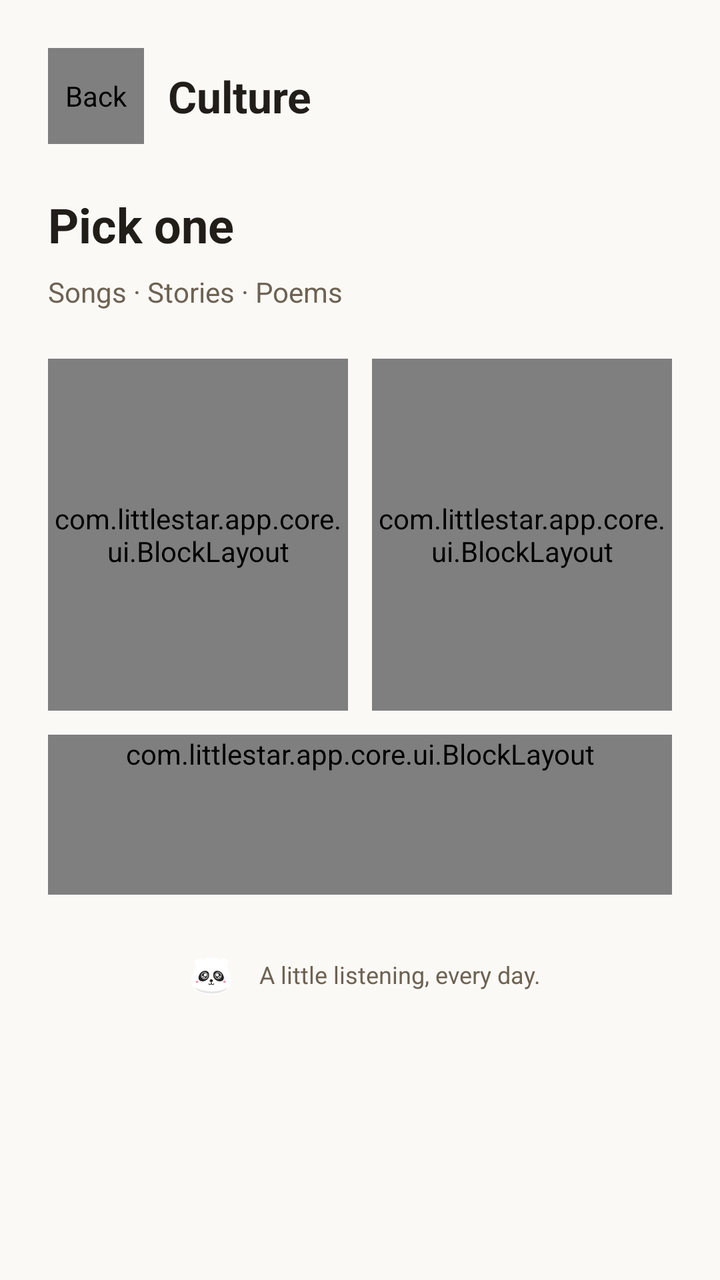
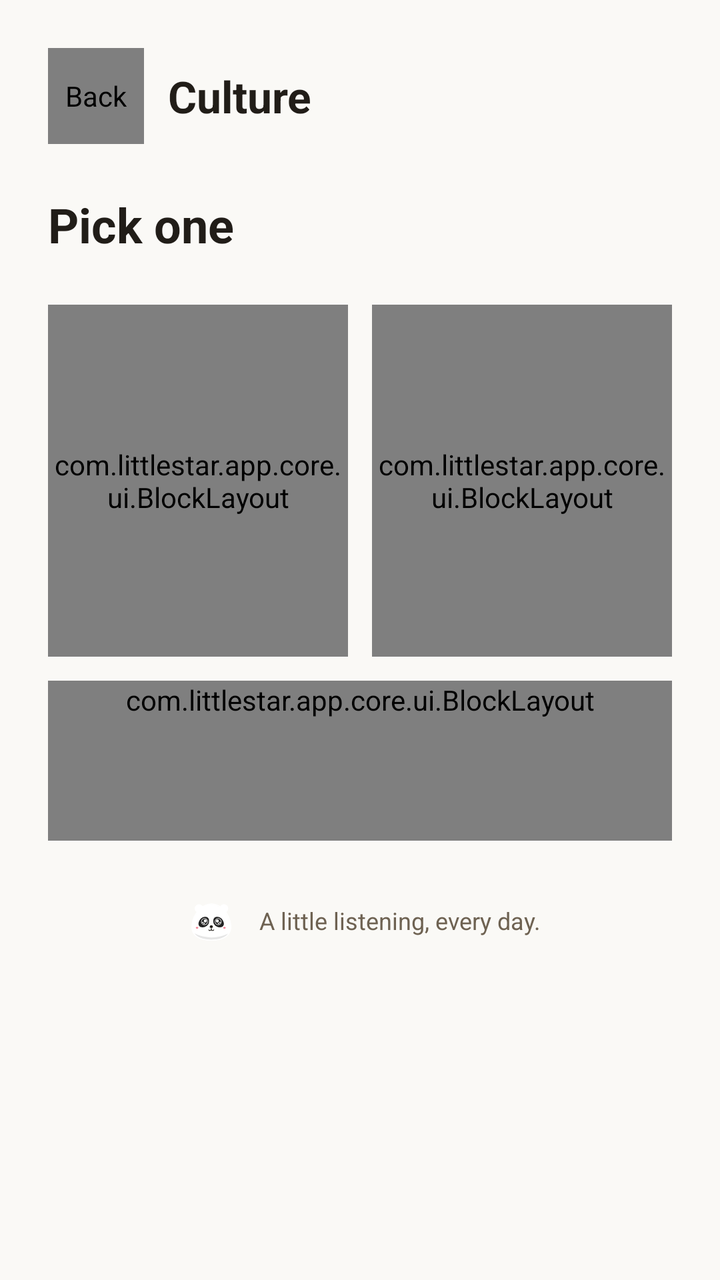

An Android layout rendered at two revisions. The XML below is the earlier revision; the diff shows what the commit changed to produce the second picture.
<!-- AndroidManifest.xml: application theme Theme.LittleStar.Child -->
<!-- res/layout/activity_culture_categories.xml -->
<?xml version="1.0" encoding="utf-8"?>
<androidx.core.widget.NestedScrollView xmlns:android="http://schemas.android.com/apk/res/android"
    xmlns:app="http://schemas.android.com/apk/res-auto"
    android:id="@+id/cultureRoot"
    android:layout_width="match_parent"
    android:layout_height="match_parent"
    android:background="@color/ls_paper"
    android:fillViewport="true">

    <LinearLayout
        android:layout_width="match_parent"
        android:layout_height="wrap_content"
        android:maxWidth="@dimen/ls_content_max_width"
        android:orientation="vertical"
        android:padding="@dimen/ls_margin">

        
        <LinearLayout
            android:layout_width="match_parent"
            android:layout_height="wrap_content"
            android:gravity="center_vertical"
            android:orientation="horizontal">

            <com.littlestar.app.core.ui.BlockLayout
                android:id="@+id/btnBack"
                style="@style/Widget.LS.Block.Icon"
                android:layout_width="@dimen/ls_btn_icon"
                android:layout_height="@dimen/ls_btn_icon"
                android:contentDescription="@string/nav_back">

                <ImageView
                    android:layout_width="@dimen/ls_icon"
                    android:layout_height="@dimen/ls_icon"
                    android:layout_gravity="center"
                    android:importantForAccessibility="no"
                    android:src="@drawable/ic_back" />
            </com.littlestar.app.core.ui.BlockLayout>

            <TextView
                android:layout_width="0dp"
                android:layout_height="wrap_content"
                android:layout_marginStart="@dimen/ls_gap"
                android:layout_weight="1"
                android:text="@string/cul_top"
                android:textAppearance="@style/TextAppearance.LS.Title" />

        </LinearLayout>

        <TextView
            android:layout_width="wrap_content"
            android:layout_height="wrap_content"
            android:layout_marginTop="@dimen/ls_section"
            android:text="@string/cul_title"
            android:textAppearance="@style/TextAppearance.LS.Headline" />

        <TextView
            android:layout_width="wrap_content"
            android:layout_height="wrap_content"
            android:layout_marginTop="@dimen/ls_gap_sm"
            android:text="@string/cul_subtitle"
            android:textAppearance="@style/TextAppearance.LS.Caption"
            android:textSize="14sp" />

        
        <LinearLayout
            android:layout_width="match_parent"
            android:layout_height="wrap_content"
            android:layout_marginTop="@dimen/ls_section"
            android:orientation="horizontal">

            <com.littlestar.app.core.ui.BlockLayout
                android:id="@+id/catSongs"
                style="@style/Widget.LS.Block.Tile"
                android:layout_width="0dp"
                android:layout_height="@dimen/ls_theme_tile_height"
                android:layout_weight="1">

                <com.littlestar.app.core.ui.BlockLayout
                    style="@style/Widget.LS.Block.Icon"
                    android:layout_width="@dimen/ls_module_glyph"
                    android:layout_height="@dimen/ls_module_glyph"
                    android:layout_marginStart="@dimen/ls_gap"
                    android:layout_marginTop="@dimen/ls_gap"
                    app:ls_fill="@color/ls_green">

                    <com.littlestar.app.core.ui.HanziTextView
                        android:id="@+id/glyphSongs"
                        android:layout_width="match_parent"
                        android:layout_height="match_parent"
                        android:gravity="center"
                        android:textColor="@color/ls_on_green"
                        android:textSize="20sp"
                        android:textStyle="bold" />
                </com.littlestar.app.core.ui.BlockLayout>

                <LinearLayout
                    android:layout_width="wrap_content"
                    android:layout_height="wrap_content"
                    android:layout_gravity="bottom"
                    android:layout_marginStart="@dimen/ls_gap"
                    android:layout_marginBottom="@dimen/ls_gap"
                    android:orientation="vertical">

                    <TextView
                        android:id="@+id/nameSongs"
                        android:layout_width="wrap_content"
                        android:layout_height="wrap_content"
                        android:textAppearance="@style/TextAppearance.LS.Title" />

                    <TextView
                        android:id="@+id/nameSongsEn"
                        android:layout_width="wrap_content"
                        android:layout_height="wrap_content"
                        android:textAppearance="@style/TextAppearance.LS.English.Small" />

                    <TextView
                        android:id="@+id/countSongs"
                        android:layout_width="wrap_content"
                        android:layout_height="wrap_content"
                        android:textAppearance="@style/TextAppearance.LS.Caption" />
                </LinearLayout>

                <ImageView
                    android:layout_width="@dimen/ls_icon"
                    android:layout_height="@dimen/ls_icon"
                    android:layout_gravity="bottom|end"
                    android:layout_marginEnd="@dimen/ls_gap"
                    android:layout_marginBottom="@dimen/ls_gap"
                    android:importantForAccessibility="no"
                    android:src="@drawable/ic_chevron" />
            </com.littlestar.app.core.ui.BlockLayout>

            <com.littlestar.app.core.ui.BlockLayout
                android:id="@+id/catStories"
                style="@style/Widget.LS.Block.Tile"
                android:layout_width="0dp"
                android:layout_height="@dimen/ls_theme_tile_height"
                android:layout_marginStart="@dimen/ls_gap"
                android:layout_weight="1">

                <com.littlestar.app.core.ui.BlockLayout
                    style="@style/Widget.LS.Block.Icon"
                    android:layout_width="@dimen/ls_module_glyph"
                    android:layout_height="@dimen/ls_module_glyph"
                    android:layout_marginStart="@dimen/ls_gap"
                    android:layout_marginTop="@dimen/ls_gap"
                    app:ls_fill="@color/ls_green">

                    <com.littlestar.app.core.ui.HanziTextView
                        android:id="@+id/glyphStories"
                        android:layout_width="match_parent"
                        android:layout_height="match_parent"
                        android:gravity="center"
                        android:textColor="@color/ls_on_green"
                        android:textSize="20sp"
                        android:textStyle="bold" />
                </com.littlestar.app.core.ui.BlockLayout>

                <LinearLayout
                    android:layout_width="wrap_content"
                    android:layout_height="wrap_content"
                    android:layout_gravity="bottom"
                    android:layout_marginStart="@dimen/ls_gap"
                    android:layout_marginBottom="@dimen/ls_gap"
                    android:orientation="vertical">

                    <TextView
                        android:id="@+id/nameStories"
                        android:layout_width="wrap_content"
                        android:layout_height="wrap_content"
                        android:textAppearance="@style/TextAppearance.LS.Title" />

                    <TextView
                        android:id="@+id/nameStoriesEn"
                        android:layout_width="wrap_content"
                        android:layout_height="wrap_content"
                        android:textAppearance="@style/TextAppearance.LS.English.Small" />

                    <TextView
                        android:id="@+id/countStories"
                        android:layout_width="wrap_content"
                        android:layout_height="wrap_content"
                        android:textAppearance="@style/TextAppearance.LS.Caption" />
                </LinearLayout>

                <ImageView
                    android:layout_width="@dimen/ls_icon"
                    android:layout_height="@dimen/ls_icon"
                    android:layout_gravity="bottom|end"
                    android:layout_marginEnd="@dimen/ls_gap"
                    android:layout_marginBottom="@dimen/ls_gap"
                    android:importantForAccessibility="no"
                    android:src="@drawable/ic_chevron" />
            </com.littlestar.app.core.ui.BlockLayout>
        </LinearLayout>

        
        <com.littlestar.app.core.ui.BlockLayout
            android:id="@+id/catPoems"
            style="@style/Widget.LS.Block.Tile"
            android:layout_width="match_parent"
            android:layout_height="wrap_content"
            android:minHeight="@dimen/ls_row_culture"
            android:layout_marginTop="@dimen/ls_gap">

            <LinearLayout
                android:layout_width="match_parent"
                android:layout_height="wrap_content"
                android:layout_gravity="center_vertical"
                android:gravity="center_vertical"
                android:orientation="horizontal"
                android:padding="@dimen/ls_gap">

                <com.littlestar.app.core.ui.BlockLayout
                    style="@style/Widget.LS.Block.Icon"
                    android:layout_width="@dimen/ls_module_glyph"
                    android:layout_height="@dimen/ls_module_glyph"
                    app:ls_fill="@color/ls_green">

                    <com.littlestar.app.core.ui.HanziTextView
                        android:id="@+id/glyphPoems"
                        android:layout_width="match_parent"
                        android:layout_height="match_parent"
                        android:gravity="center"
                        android:textColor="@color/ls_on_green"
                        android:textSize="20sp"
                        android:textStyle="bold" />
                </com.littlestar.app.core.ui.BlockLayout>

                <LinearLayout
                    android:layout_width="0dp"
                    android:layout_height="wrap_content"
                    android:layout_marginStart="@dimen/ls_gap"
                    android:layout_weight="1"
                    android:orientation="vertical">

                    <TextView
                        android:id="@+id/namePoems"
                        android:layout_width="wrap_content"
                        android:layout_height="wrap_content"
                        android:textAppearance="@style/TextAppearance.LS.Title" />

                    <TextView
                        android:id="@+id/countPoems"
                        android:layout_width="wrap_content"
                        android:layout_height="wrap_content"
                        android:textAppearance="@style/TextAppearance.LS.Caption" />
                </LinearLayout>

                <ImageView
                    android:layout_width="@dimen/ls_icon"
                    android:layout_height="@dimen/ls_icon"
                    android:importantForAccessibility="no"
                    android:src="@drawable/ic_chevron" />
            </LinearLayout>
        </com.littlestar.app.core.ui.BlockLayout>

        
        <LinearLayout
            android:layout_width="match_parent"
            android:layout_height="wrap_content"
            android:layout_marginTop="@dimen/ls_section"
            android:gravity="center"
            android:orientation="horizontal">

            <ImageView
                android:layout_width="32dp"
                android:layout_height="32dp"
                android:importantForAccessibility="no"
                android:src="@drawable/ic_panda" />

            <TextView
                android:layout_width="wrap_content"
                android:layout_height="wrap_content"
                android:layout_marginStart="@dimen/ls_gap_sm"
                android:text="@string/cul_slogan"
                android:textAppearance="@style/TextAppearance.LS.Caption" />
        </LinearLayout>
    </LinearLayout>
</androidx.core.widget.NestedScrollView>
<!-- resources referenced by this layout -->
<resources>
  <color name="ls_green">#27A567</color>
  <color name="ls_on_green">#211D18</color>
  <color name="ls_paper">#FAF9F6</color>
  <dimen name="ls_btn_icon">48dp</dimen>
  <dimen name="ls_content_max_width">480dp</dimen>
  <dimen name="ls_gap">12dp</dimen>
  <dimen name="ls_gap_sm">8dp</dimen>
  <dimen name="ls_icon">24dp</dimen>
  <dimen name="ls_margin">24dp</dimen>
  <dimen name="ls_module_glyph">40dp</dimen>
  <dimen name="ls_row_culture">80dp</dimen>
  <dimen name="ls_section">24dp</dimen>
  <dimen name="ls_theme_tile_height">176dp</dimen>
  <string name="cul_slogan">A little listening, every day.</string>
  <string name="cul_subtitle">Songs · Stories · Poems</string>
  <string name="cul_title">Pick one</string>
  <string name="cul_top">Culture</string>
  <string name="nav_back">Back</string>
  <style name="TextAppearance.LS.Caption" parent="">
          <item name="fontFamily">@font/littlestar_latin</item>
          <item name="android:textSize">12sp</item>
          <item name="android:textColor">@color/ls_muted</item>
      </style>
  <style name="TextAppearance.LS.English.Small" parent="TextAppearance.LS.English">
          <item name="android:textSize">12sp</item>
      </style>
  <style name="TextAppearance.LS.Headline" parent="">
          <item name="fontFamily">@font/littlestar_latin</item>
          <item name="android:textStyle">bold</item>
          <item name="android:textSize">24sp</item>
          <item name="android:textColor">@color/ls_ink</item>
      </style>
  <style name="TextAppearance.LS.Title" parent="">
          <item name="fontFamily">@font/littlestar_latin</item>
          <item name="android:textStyle">bold</item>
          <item name="android:textSize">22sp</item>
          <item name="android:textColor">@color/ls_ink</item>
      </style>
  <style name="Widget.LS.Block.Icon">
          <item name="ls_strokeWidth">@dimen/ls_stroke_block</item>
          <item name="ls_shadowOffset">@dimen/ls_shadow_tile</item>
          <item name="ls_cornerRadius">@dimen/ls_radius_input</item>
      </style>
  <style name="Widget.LS.Block.Tile">
          <item name="ls_strokeWidth">@dimen/ls_stroke_block</item>
          <item name="ls_shadowOffset">@dimen/ls_shadow_tile</item>
          <item name="ls_cornerRadius">@dimen/ls_radius_tile</item>
      </style>
  <style name="Theme.LittleStar.Child" parent="Theme.LittleStar" />
  <color name="ls_muted">#6E6252</color>
  <style name="TextAppearance.LS.English" parent="">
          <item name="fontFamily">@font/littlestar_latin</item>
          <item name="android:textSize">16sp</item>
          <item name="android:textColor">@color/ls_muted</item>
      </style>
  <color name="ls_ink">#211D18</color>
  <dimen name="ls_stroke_block">3dp</dimen>
  <dimen name="ls_shadow_tile">4dp</dimen>
  <dimen name="ls_radius_input">14dp</dimen>
  <dimen name="ls_radius_tile">16dp</dimen>
  <color name="ls_red">#B8331C</color>
  <color name="ls_on_red">#FFFDF6</color>
  <color name="ls_blue">#1F6FD0</color>
  <color name="ls_on_blue">#FFFDF6</color>
  <color name="ls_card">#FFFFFF</color>
  <color name="ls_stroke">#211D18</color>
  <color name="ls_on_clay">#7A4A33</color>
  <color name="ls_clay">#F6D3C6</color>
  <color name="ls_shadow">#211D18</color>
  <style name="Widget.LS.Block" parent="">
          <item name="ls_fill">@color/ls_card</item>
          <item name="ls_strokeWidth">@dimen/ls_stroke_block</item>
          <item name="ls_shadowOffset">@dimen/ls_shadow_block</item>
          <item name="ls_cornerRadius">@dimen/ls_radius_block</item>
          <item name="ls_pressable">true</item>
      </style>
  <dimen name="ls_shadow_block">6dp</dimen>
  <dimen name="ls_radius_block">18dp</dimen>
  <!-- unchanged entries left out for length: 4 -->
</resources>

<!-- the commit's change to res/layout/activity_culture_categories.xml (unified diff, before → after) -->
@@ -52,14 +52,6 @@
             android:layout_marginTop="@dimen/ls_section"
             android:text="@string/cul_title"
             android:textAppearance="@style/TextAppearance.LS.Headline" />
-
-        <TextView
-            android:layout_width="wrap_content"
-            android:layout_height="wrap_content"
-            android:layout_marginTop="@dimen/ls_gap_sm"
-            android:text="@string/cul_subtitle"
-            android:textAppearance="@style/TextAppearance.LS.Caption"
-            android:textSize="14sp" />
 
         
         <LinearLayout
@@ -241,6 +233,12 @@
                         android:textAppearance="@style/TextAppearance.LS.Title" />
 
                     <TextView
+                        android:id="@+id/namePoemsEn"
+                        android:layout_width="wrap_content"
+                        android:layout_height="wrap_content"
+                        android:textAppearance="@style/TextAppearance.LS.English.Small" />
+
+                    <TextView
                         android:id="@+id/countPoems"
                         android:layout_width="wrap_content"
                         android:layout_height="wrap_content"
<!-- resource entries referenced after the edit -->
@@ -14,7 +14,6 @@
   <dimen name="ls_section">24dp</dimen>
   <dimen name="ls_theme_tile_height">176dp</dimen>
   <string name="cul_slogan">A little listening, every day.</string>
-  <string name="cul_subtitle">Songs · Stories · Poems</string>
   <string name="cul_title">Pick one</string>
   <string name="cul_top">Culture</string>
   <string name="nav_back">Back</string>
